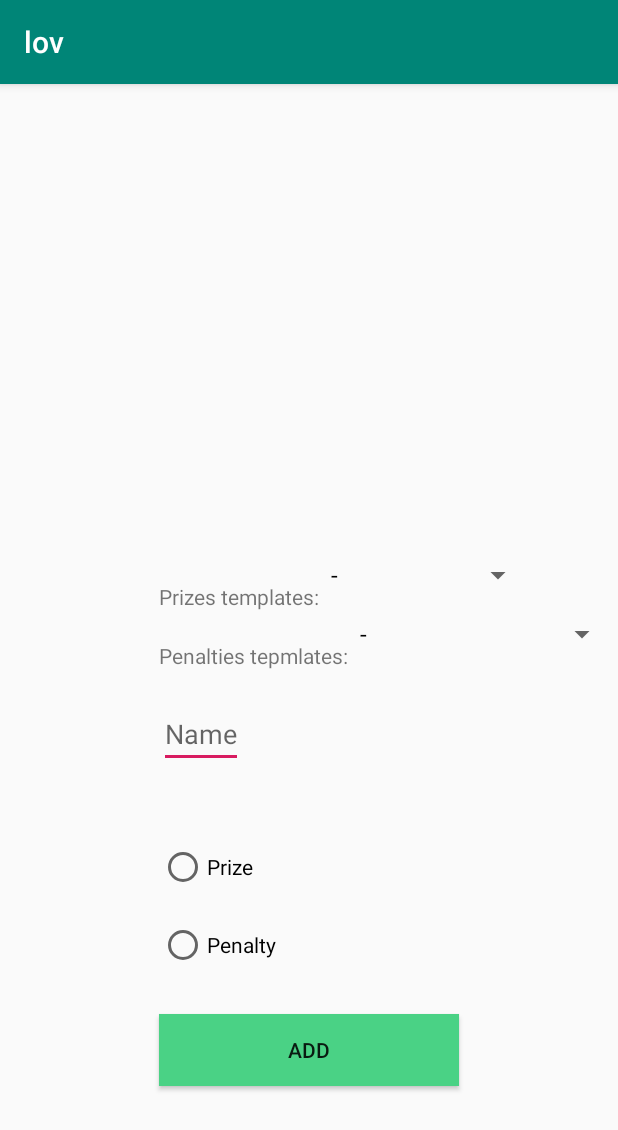
After one commit to PrzemekTeska/lov, an Android app: the fragment AddProgressFragment shown on its own in the app's theme, on a phone screen of 412 x 824 dp. The commit adds this screen. Shown: the top 1130 px of the screen. Run offline under Robolectric (Android 15) with nearby library versions, the phone set to English and light mode, and no system bars.

Commit message:
LOV-50 Scheduler

```diff
--- /dev/null
+++ b/app/src/main/java/com/example/lov/gui/fragments/progress/AddProgressFragment.java
@@ -0,0 +1,120 @@
+package com.example.lov.gui.fragments.progress;
+
+import android.os.Bundle;
+import android.view.LayoutInflater;
+import android.view.View;
+import android.view.ViewGroup;
+import android.widget.AdapterView;
+import android.widget.ArrayAdapter;
+import android.widget.Button;
+import android.widget.EditText;
+import android.widget.RadioButton;
+import android.widget.RadioGroup;
+import android.widget.Spinner;
+import android.widget.Toast;
+
+import com.example.lov.DB.DataBaseHandler;
+import com.example.lov.R;
+import com.example.lov.gui.fragments.goals.ChooseGoalFragment;
+
+import androidx.annotation.NonNull;
+import androidx.annotation.Nullable;
+import androidx.fragment.app.Fragment;
+import androidx.fragment.app.FragmentTransaction;
+
+public class AddProgressFragment extends Fragment implements View.OnClickListener, AdapterView.OnItemSelectedListener {
+    private EditText editTextProgressName;
+    private RadioGroup radioGroup;
+    private RadioButton radioButton1;
+    private RadioButton radioButton2;
+    private Button button;
+    private DataBaseHandler dataBaseHandler;
+    private String progress;
+    private Spinner spinnerPrizes;
+    private Spinner spinnerPenalties;
+
+    @Nullable
+    @Override
+    public View onCreateView(@NonNull LayoutInflater inflater, @Nullable ViewGroup container, @Nullable Bundle savedInstanceState) {
+        View rootView = inflater.inflate(R.layout.fragment_add_progress, container, false);
+        dataBaseHandler = new DataBaseHandler(getContext());
+        editTextProgressName = rootView.findViewById(R.id.add_progress_name);
+        radioGroup = rootView.findViewById(R.id.add_progress_radio_group);
+        radioButton1 = rootView.findViewById(R.id.add_prize_radio_button);
+        radioButton2 = rootView.findViewById(R.id.add_penalty_radio_button);
+        button = rootView.findViewById(R.id.add_progress_button);
+        spinnerPrizes=rootView.findViewById(R.id.prizes_spinner);
+        spinnerPenalties=rootView.findViewById(R.id.penalties_spinner);
+
+        String[] spinnerPrizesString = new String[]{"-", "cheat meal", "beer", "day off"};
+        String[] spinnerPenaltiesString = new String[]{"-", "10km run", "gym", "read 40 extra pages"};
+
+        ArrayAdapter<String> prizesAdapter = new ArrayAdapter<String>(getActivity(), android.R.layout.simple_spinner_dropdown_item, spinnerPrizesString);
+        prizesAdapter.setDropDownViewResource(android.R.layout.simple_spinner_dropdown_item);
+        spinnerPrizes.setAdapter(prizesAdapter);
+
+        ArrayAdapter<String> penaltyAdapter = new ArrayAdapter<String>(getActivity(), android.R.layout.simple_spinner_dropdown_item, spinnerPenaltiesString);
+        penaltyAdapter.setDropDownViewResource(android.R.layout.simple_spinner_dropdown_item);
+        spinnerPenalties.setAdapter(penaltyAdapter);
+
+        spinnerPrizes.setOnItemSelectedListener(this);
+        spinnerPenalties.setOnItemSelectedListener(this);
+
+        button.setOnClickListener(this);
+        radioGroup.setOnCheckedChangeListener(new RadioGroup.OnCheckedChangeListener() {
+            public void onCheckedChanged(RadioGroup group, int checkedId) {
+
+                switch (checkedId) {
+                    case R.id.add_prize_radio_button:
+                        progress="prize";
+                        break;
+                    case R.id.add_penalty_radio_button:
+                        progress="penalty";
+                        break;
+                    default:
+
+                }
+            }
+        });
+
+
+        return rootView;
+    }
+
+    @Override
+    public void onClick(View view) {
+        Fragment fragment=this;
+        if(!editTextProgressName.getText().toString().trim().equals("")) {
+            if (radioButton1.isChecked() || radioButton2.isChecked()) {
+                fragment = new ChooseGoalFragment(progress, editTextProgressName.getText().toString());
+            }
+            replaceFragment(fragment);
+        }else  Toast.makeText(getContext(), "Enter a name", Toast.LENGTH_SHORT).show();
+    }
+
+    public void replaceFragment(Fragment someFragment) {
+        FragmentTransaction transaction = getFragmentManager().beginTransaction();
+        transaction.replace(R.id.fragment_container, someFragment);
+        transaction.addToBackStack(null);
+        transaction.commit();
+    }
+
+    @Override
+    public void onItemSelected(AdapterView<?> adapterView, View view, int i, long l) {
+        switch (adapterView.getId()) {
+            case R.id.prizes_spinner:
+                if(!spinnerPrizes.getSelectedItem().toString().equals("-")) editTextProgressName.setText(spinnerPrizes.getSelectedItem().toString());
+                break;
+
+            case R.id.penalties_spinner:
+                if(!spinnerPenalties.getSelectedItem().toString().equals("-")) editTextProgressName.setText(spinnerPenalties.getSelectedItem().toString());
+                break;
+        }
+
+    }
+
+    @Override
+    public void onNothingSelected(AdapterView<?> adapterView) {
+
+    }
+}
--- a/app/src/main/java/com/example/lov/gui/mainActivities/LoginActivity.java
+++ b/app/src/main/java/com/example/lov/gui/mainActivities/LoginActivity.java
@@ -107,4 +107,7 @@ public class LoginActivity extends AppCompatActivity {
         }
         return sb.toString();
     }
+    @Override
+    public void onBackPressed(){
+    }
 }
--- a/app/src/main/java/com/example/lov/gui/mainActivities/RegisterActivity.java
+++ b/app/src/main/java/com/example/lov/gui/mainActivities/RegisterActivity.java
@@ -136,4 +136,7 @@ public class RegisterActivity extends AppCompatActivity {
         }
         return sb.toString();
     }
+    @Override
+    public void onBackPressed(){
+    }
 }
--- /dev/null
+++ b/app/src/main/res/layout/fragment_add_progress.xml
@@ -0,0 +1,81 @@
+<?xml version="1.0" encoding="utf-8"?>
+<RelativeLayout xmlns:android="http://schemas.android.com/apk/res/android"
+    android:layout_width="match_parent" android:layout_height="match_parent">
+
+    <TextView
+        android:id="@+id/prizes_spinner_text_view"
+        android:layout_width="wrap_content"
+        android:layout_height="wrap_content"
+        android:text="Prizes templates:"
+        android:layout_above="@id/penalties_spinner_text_view"
+        android:layout_alignLeft="@id/penalties_spinner_text_view"
+        android:layout_marginBottom="20dp"/>
+
+    <Spinner
+        android:id="@+id/prizes_spinner"
+        android:layout_width="wrap_content"
+        android:layout_height="wrap_content"
+        android:layout_toRightOf="@id/prizes_spinner_text_view"
+        android:layout_alignBottom="@+id/prizes_spinner_text_view"/>
+
+    <TextView
+        android:id="@+id/penalties_spinner_text_view"
+        android:layout_width="wrap_content"
+        android:layout_height="wrap_content"
+        android:layout_above="@id/add_progress_name"
+        android:text="Penalties tepmlates:"
+        android:layout_alignLeft="@+id/add_progress_name"
+        android:layout_marginBottom="20dp" />
+
+    <Spinner
+        android:id="@+id/penalties_spinner"
+        android:layout_width="wrap_content"
+        android:layout_height="wrap_content"
+        android:layout_toRightOf="@id/penalties_spinner_text_view"
+        android:layout_alignBottom="@+id/penalties_spinner_text_view"/>
+
+
+    <EditText
+        android:id="@+id/add_progress_name"
+        android:layout_width="wrap_content"
+        android:layout_height="wrap_content"
+        android:layout_above="@id/add_progress_radio_group"
+        android:layout_alignLeft="@+id/add_progress_radio_group"
+        android:layout_marginBottom="50dp"
+        android:hint="Name" />
+
+    <RadioGroup
+        android:id="@+id/add_progress_radio_group"
+        android:layout_width="wrap_content"
+        android:layout_height="wrap_content"
+        android:layout_above="@+id/add_progress_button"
+        android:layout_alignLeft="@+id/add_progress_button"
+        android:layout_marginBottom="30dp">
+
+        <RadioButton
+            android:id="@+id/add_prize_radio_button"
+            android:layout_width="wrap_content"
+            android:layout_height="wrap_content"
+            android:text="Prize"
+            android:layout_marginBottom="20dp"/>
+
+        <RadioButton
+            android:id="@+id/add_penalty_radio_button"
+            android:layout_width="wrap_content"
+            android:layout_height="wrap_content"
+            android:text="Penalty"/>
+
+    </RadioGroup>
+
+
+    <Button
+        android:id="@+id/add_progress_button"
+        android:layout_width="200dp"
+        android:layout_height="wrap_content"
+        android:background="#4AD285"
+        android:text="ADD"
+        android:layout_alignParentBottom="true"
+        android:layout_marginBottom="100dp"
+        android:layout_centerHorizontal="true"/>
+
+</RelativeLayout>
```
Also changed, not shown: app/src/main/java/com/example/lov/gui/arrayadapters/ArrayAdapterPenalty.java (added, +70 -0 lines), app/src/main/java/com/example/lov/gui/arrayadapters/ArrayAdapterPrize.java (added, +70 -0 lines), app/src/main/java/com/example/lov/gui/fragments/progress/EditProgressFragment.java (added, +99 -0 lines).
